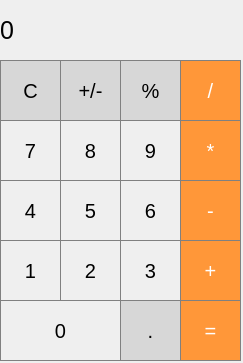
Above: mainwindow.ui from baard047/calculator_for_STC before the change. Below: the same form after it.
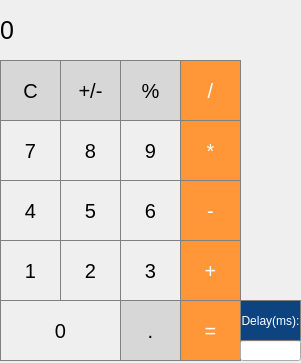
That is the form after the change.

Commit message: added delay and pathetic try with threads

```diff
--- a/mainwindow.ui
+++ b/mainwindow.ui
@@ -6,7 +6,7 @@
    <rect>
     <x>0</x>
     <y>0</y>
-    <width>243</width>
+    <width>301</width>
     <height>363</height>
    </rect>
   </property>
@@ -567,6 +567,40 @@
      <string>.</string>
     </property>
    </widget>
+   <widget class="QLineEdit" name="enter_dalay">
+    <property name="geometry">
+     <rect>
+      <x>240</x>
+      <y>340</y>
+      <width>61</width>
+      <height>21</height>
+     </rect>
+    </property>
+   </widget>
+   <widget class="QPushButton" name="set_delay">
+    <property name="geometry">
+     <rect>
+      <x>240</x>
+      <y>300</y>
+      <width>61</width>
+      <height>41</height>
+     </rect>
+    </property>
+    <property name="styleSheet">
+     <string notr="true">QPushButton { 
+background-color:rgb(13, 68, 127);
+ color: white;
+ border: 1px solid gray; 
+} 
+
+QPushButton:pressed { 
+background-color: qlineargradient(x1: 0, y1: 0, x2: 0, y2: 1, stop: 0 #FF7832, stop: 1 #FF9739); 
+} </string>
+    </property>
+    <property name="text">
+     <string>Delay(ms):</string>
+    </property>
+   </widget>
   </widget>
  </widget>
  <layoutdefault spacing="6" margin="11"/>
```
The commit also changes 2 other files.
